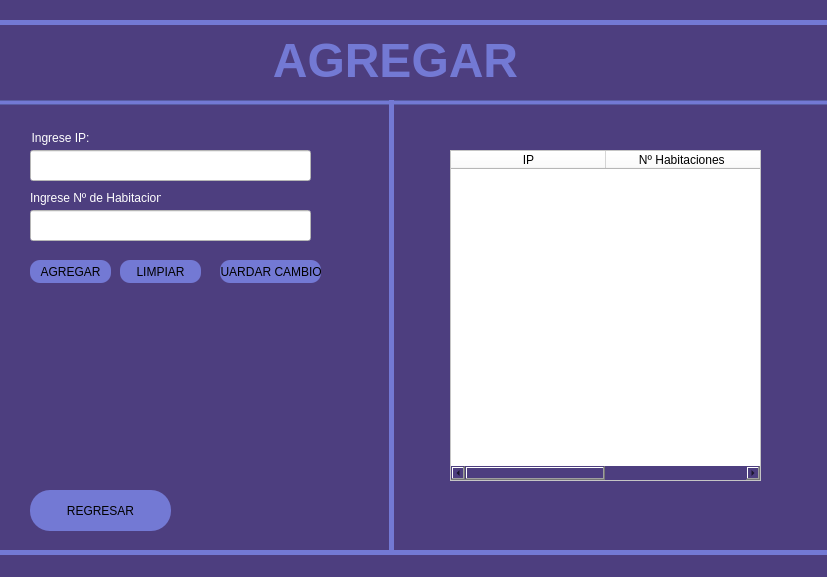
Before: the Qt Designer form interfaz/ventana_ip.ui in Supranet-ar/tvip, drawn with Qt 5.
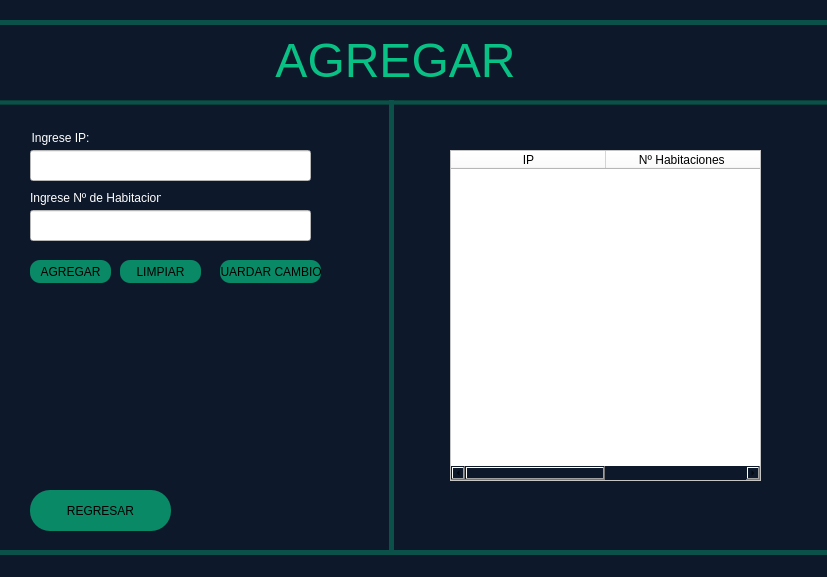
After: the same form once the commit is applied.

Commit message: cambio de estilo en la interfaz

What changed in the file:
```diff
--- a/interfaz/ventana_ip.ui
+++ b/interfaz/ventana_ip.ui
@@ -14,7 +14,7 @@
    <string>MainWindow</string>
   </property>
   <property name="styleSheet">
-   <string notr="true">background-color: rgb(77, 62, 127);</string>
+   <string notr="true">background-color: rgb(13, 25, 43);</string>
   </property>
   <widget class="QWidget" name="centralwidget">
    <widget class="QLabel" name="label">
@@ -33,7 +33,7 @@
      <string notr="true">font: 75 14pt &quot;Yu Gothic&quot;;</string>
     </property>
     <property name="text">
-     <string>&lt;html&gt;&lt;head/&gt;&lt;body&gt;&lt;p align=&quot;center&quot;&gt;&lt;span style=&quot; font-size:36pt; font-weight:600; color:#7379d4;&quot;&gt;AGREGAR&lt;/span&gt;&lt;/p&gt;&lt;/body&gt;&lt;/html&gt;</string>
+     <string>&lt;html&gt;&lt;head/&gt;&lt;body&gt;&lt;p align=&quot;center&quot;&gt;&lt;span style=&quot; font-size:36pt; font-weight:400; color:#09c184;&quot;&gt;AGREGAR&lt;/span&gt;&lt;/p&gt;&lt;/body&gt;&lt;/html&gt;</string>
     </property>
    </widget>
    <widget class="QLineEdit" name="lineEdit">
@@ -59,8 +59,9 @@
      </rect>
     </property>
     <property name="styleSheet">
-     <string notr="true">background-color: rgb(115, 121, 212);
-border-radius:10px;</string>
+     <string notr="true">background-color: rgb(10, 137, 103);
+border-radius:10px;
+font: 75 11pt &quot;Bahnschrift Condensed&quot;;</string>
     </property>
     <property name="text">
      <string>AGREGAR</string>
@@ -76,8 +77,9 @@
      </rect>
     </property>
     <property name="styleSheet">
-     <string notr="true">background-color: rgb(115, 121, 212);
-border-radius:10px;</string>
+     <string notr="true">background-color: rgb(10, 137, 103);
+border-radius:10px;
+font: 75 11pt &quot;Bahnschrift Condensed&quot;;</string>
     </property>
     <property name="text">
      <string>LIMPIAR</string>
@@ -93,7 +95,7 @@
      </rect>
     </property>
     <property name="styleSheet">
-     <string notr="true">background-color: rgb(115, 121, 212);</string>
+     <string notr="true">background-color: rgb(12, 81, 73);</string>
     </property>
     <layout class="QHBoxLayout" name="horizontalLayout">
      <item>
@@ -111,7 +113,7 @@
      </rect>
     </property>
     <property name="styleSheet">
-     <string notr="true">background-color: rgb(115, 121, 212);</string>
+     <string notr="true">background-color: rgb(12, 81, 73);</string>
     </property>
     <layout class="QVBoxLayout" name="verticalLayout"/>
    </widget>
@@ -125,7 +127,7 @@
      </rect>
     </property>
     <property name="styleSheet">
-     <string notr="true">background-color: rgb(115, 121, 212);</string>
+     <string notr="true">background-color: rgb(12, 81, 73);</string>
     </property>
     <layout class="QHBoxLayout" name="horizontalLayout_2"/>
    </widget>
@@ -139,7 +141,7 @@
      </rect>
     </property>
     <property name="styleSheet">
-     <string notr="true">background-color: rgb(115, 121, 212);</string>
+     <string notr="true">background-color: rgb(12, 81, 73);</string>
     </property>
     <layout class="QHBoxLayout" name="horizontalLayout_3"/>
    </widget>
@@ -153,8 +155,9 @@
      </rect>
     </property>
     <property name="styleSheet">
-     <string notr="true">background-color: rgb(115, 121, 212);
-border-radius:20px;</string>
+     <string notr="true">background-color: rgb(10, 137, 103);
+border-radius:20px;
+font: 75 11pt &quot;Bahnschrift Condensed&quot;;</string>
     </property>
     <property name="text">
      <string>REGRESAR</string>
@@ -243,8 +246,9 @@
      </rect>
     </property>
     <property name="styleSheet">
-     <string notr="true">background-color: rgb(115, 121, 212);
-border-radius:10px;</string>
+     <string notr="true">background-color: rgb(10, 137, 103);
+border-radius:10px;
+font: 75 11pt &quot;Bahnschrift Condensed&quot;;</string>
     </property>
     <property name="text">
      <string>GUARDAR CAMBIOS</string>
```
Left out of the diff: 2 changed lines with no effect on the pictures. The commit also changes 3 other files.
